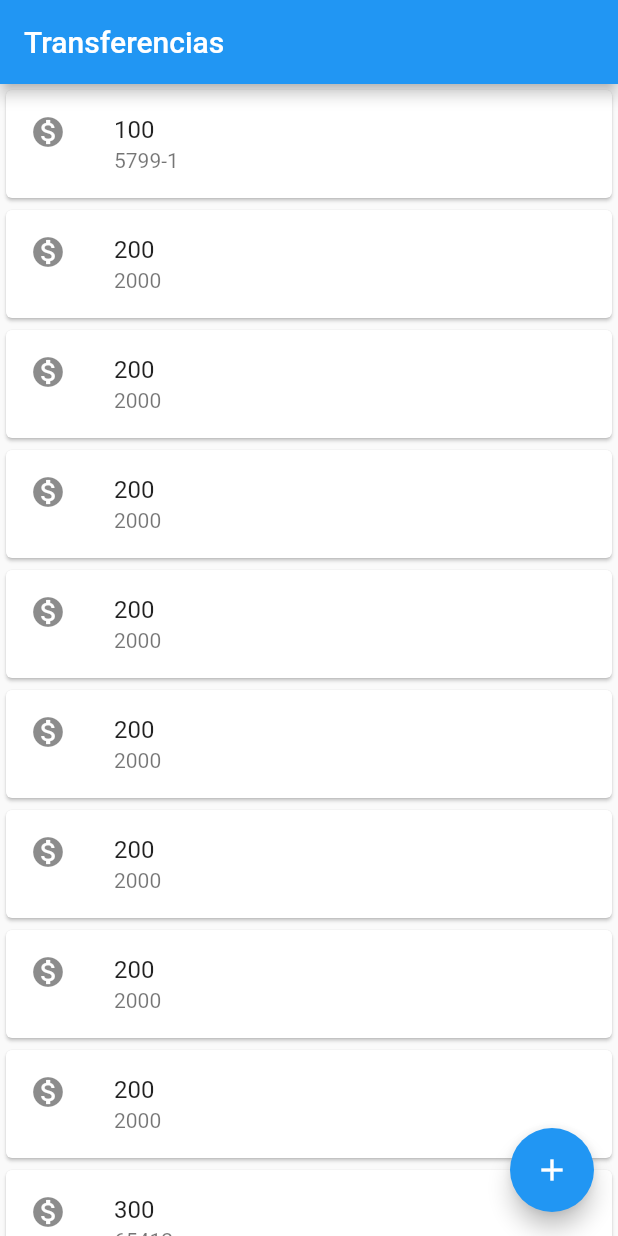
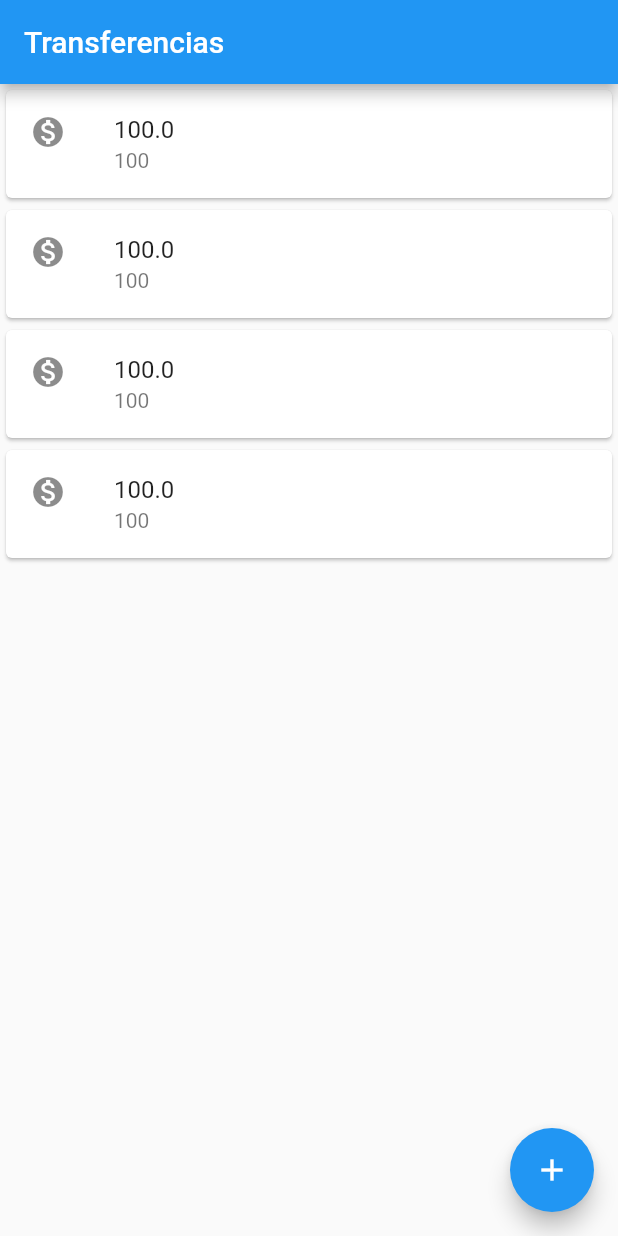
Before and after one commit to eliaslazcano/bytebank, a Flutter app: the screen it shows after launch, on a phone screen of 412 x 824 dp. Run offline on Flutter 3.47's test engine with Material 2 defaults, Android fonts, the phone set to English and light mode, and no system bars.

Commit message:
Criando uma lista dinâmica
A lista criada no commit anterior (com habilidade de scroll) agora recebeu o algorimo que permite a inserção de itens em tempo de execução. Para testes, o código já cria itens predefinidos afim de vermos na tela no emulador. Porém ao tentar criar itens interagindo com o App (experiencia do usuario final) eles não estão sendo inseridos na lista, no próximo commit iremos corrigor este problema que é a migração desde componente em StatelessWidget para StatefulWidget

```diff
--- a/lib/main.dart
+++ b/lib/main.dart
@@ -131,25 +131,26 @@ class BytebankApp extends StatelessWidget {
 
 //View ListaTransferencias
 class ListaTransferencias extends StatelessWidget {
+  final List<Transferencia> _transferencias = List();
+
   @override
   Widget build(BuildContext context) {
+    //Para testes, valores pré existentes na lista:
+    _transferencias.add(Transferencia(100, 100.0));
+    _transferencias.add(Transferencia(100, 100.0));
+    _transferencias.add(Transferencia(100, 100.0));
+    _transferencias.add(Transferencia(100, 100.0));
+
     return Scaffold(
         appBar: AppBar(
           title: Text('Transferencias'),
         ),
-        body: ListView(
-          children: <Widget>[
-            ItemTransferencia('100', '5799-1'),
-            ItemTransferencia('200', '2000'),
-            ItemTransferencia('200', '2000'),
-            ItemTransferencia('200', '2000'),
-            ItemTransferencia('200', '2000'),
-            ItemTransferencia('200', '2000'),
-            ItemTransferencia('200', '2000'),
-            ItemTransferencia('200', '2000'),
-            ItemTransferencia('200', '2000'),
-            ItemTransferencia('300', '65412')
-          ],
+        body: ListView.builder(
+          itemCount: _transferencias.length,
+          itemBuilder: (BuildContext context, int index) {
+            final Transferencia transferencia = _transferencias[index];
+            return ItemTransferencia(transferencia);
+          },
         ),
         floatingActionButton: FloatingActionButton(
           child: Icon(Icons.add),
@@ -157,7 +158,7 @@ class ListaTransferencias extends StatelessWidget {
             Future<Transferencia> future = Navigator.push(context, MaterialPageRoute(builder: (context) => FormularioTransferencia())); //Navega para a View FormularioTransferencia
             future.then((transferenciaRecebida) {
               //Callback invocado quando o usuário recuar da tela FormularioTransferencia para ListaTransferencias
-              debugPrint(transferenciaRecebida.toString());
+              _transferencias.add(transferenciaRecebida);
             });
           },
         ));
@@ -166,18 +167,17 @@ class ListaTransferencias extends StatelessWidget {
 
 //Component ItemTransferencia
 class ItemTransferencia extends StatelessWidget {
-  final String valor;
-  final String numeroConta;
+  final Transferencia transferencia;
 
-  ItemTransferencia(this.valor, this.numeroConta);
+  ItemTransferencia(this.transferencia);
 
   @override
   Widget build(BuildContext context) {
     return Card(
       child: ListTile(
         leading: Icon(Icons.monetization_on),
-        title: Text(valor),
-        subtitle: Text(numeroConta),
+        title: Text(transferencia.valor.toString()),
+        subtitle: Text(transferencia.numeroConta.toString()),
       ),
     );
   }
```
